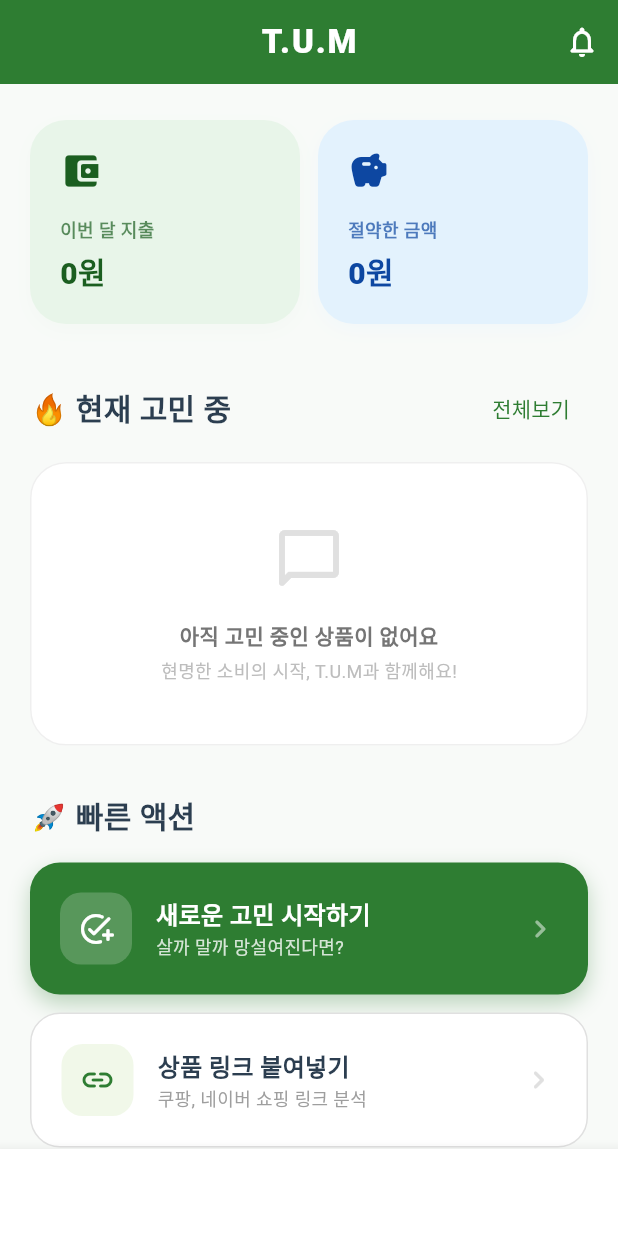
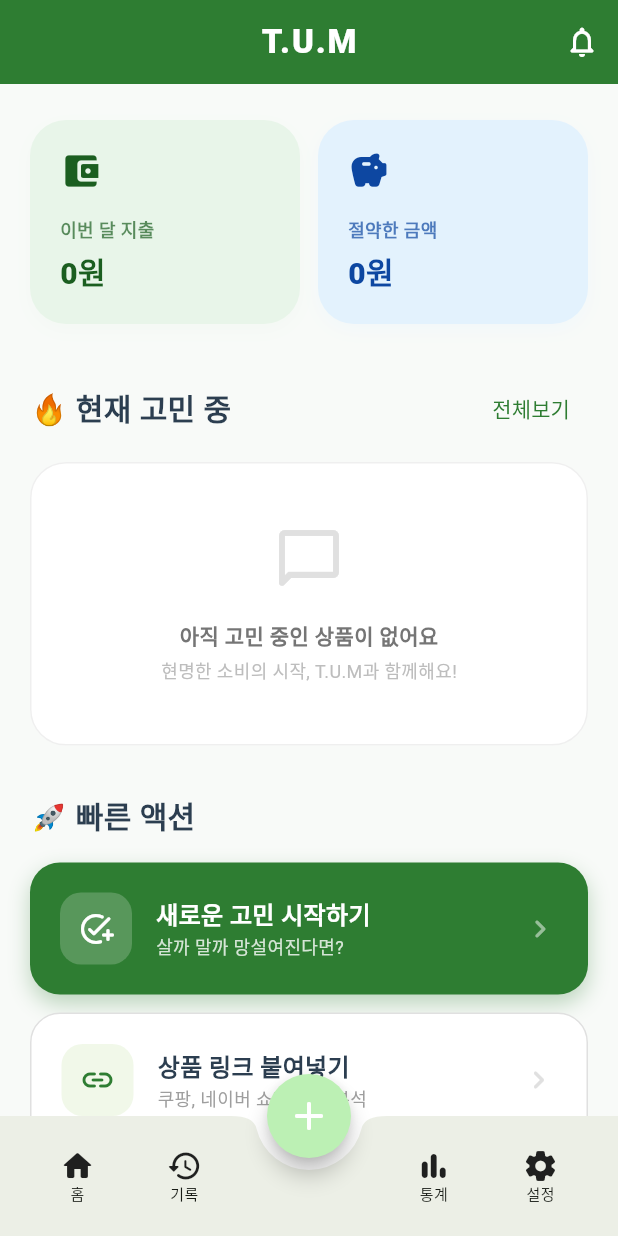
Before and after one commit to kimhyunseo/tum, a Flutter app: the screen it shows after launch, on a phone screen of 412 x 824 dp. Run offline on Flutter 3.47's test engine with Material 3 defaults, Android fonts, the phone set to English and light mode, and no system bars; our stand-ins replace equatable, firebase_core, fl_chart, flutter_local_notifications, flutter_riverpod, flutter_timezone and 5 more; missing offline and left inert: receive_sharing_intent; accounts and stored records are empty; generated files the repository leaves out were written again; statements that could not run were skipped.

Commit message:
한국어: 하단 FAB 추가 및 물건 추가 옵션 시트 구현

```diff
--- a/tum/lib/src/features/tum/presentation/ui/tum_root_page.dart
+++ b/tum/lib/src/features/tum/presentation/ui/tum_root_page.dart
@@ -5,6 +5,17 @@ import 'record_page.dart';
 import 'stats_page.dart';
 import 'goal_page.dart';
 import 'settings_page.dart';
+
+class TumRootPage extends StatefulWidget {
+  const TumRootPage({super.key});
+
+  @override
+  State<TumRootPage> createState() => _TumRootPageState();
+}
+
+import 'package:tum/src/core/theme/app_colors.dart';
+import 'purchase_attempt_page.dart';
+import 'link_import_page.dart';
 
 class TumRootPage extends StatefulWidget {
   const TumRootPage({super.key});
@@ -40,18 +51,133 @@ class _TumRootPageState extends State<TumRootPage> {
   @override
   Widget build(BuildContext context) {
     return Scaffold(
-      body: _pages[_index],
-      bottomNavigationBar: BottomNavigationBar(
-        currentIndex: _index,
-        onTap: (i) => setState(() => _index = i),
-        items: const [
-          BottomNavigationBarItem(icon: Icon(Icons.home), label: '홈'),
-          BottomNavigationBarItem(icon: Icon(Icons.list), label: '기록'),
-          BottomNavigationBarItem(icon: Icon(Icons.bar_chart), label: '통계'),
-          BottomNavigationBarItem(icon: Icon(Icons.flag), label: '목표'),
-          BottomNavigationBarItem(icon: Icon(Icons.settings), label: '설정'),
+      body: IndexedStack(index: _index, children: _pages),
+      floatingActionButtonLocation: FloatingActionButtonLocation.centerDocked,
+      floatingActionButton: FloatingActionButton(
+        onPressed: () => _showAddOptions(context),
+        backgroundColor: AppColors.primary,
+        foregroundColor: Colors.white,
+        shape: const CircleBorder(),
+        child: const Icon(Icons.add_rounded, size: 32),
+      ),
+      bottomNavigationBar: BottomAppBar(
+        shape: const CircularNotchedRectangle(),
+        notchMargin: 8.0,
+        clipBehavior: Clip.antiAlias,
+        child: Row(
+          mainAxisAlignment: MainAxisAlignment.spaceAround,
+          children: [
+            _navItem(Icons.home_rounded, '홈', 0),
+            _navItem(Icons.history_rounded, '기록', 1),
+            const SizedBox(width: 48), // FAB 공간
+            _navItem(Icons.bar_chart_rounded, '통계', 2),
+            _navItem(Icons.settings_rounded, '설정', 4),
+          ],
+        ),
+      ),
+    );
+  }
+
+  Widget _navItem(IconData icon, String label, int targetIndex) {
+    final isSelected = _index == targetIndex;
+    return InkWell(
+      onTap: () => setState(() => _index = targetIndex),
+      child: Column(
+        mainAxisSize: MainAxisSize.min,
+        children: [
+          Icon(icon, color: isSelected ? AppColors.primary : Colors.grey),
+          Text(label, style: TextStyle(fontSize: 10, color: isSelected ? AppColors.primary : Colors.grey)),
         ],
       ),
     );
   }
+
+  void _showAddOptions(BuildContext context) {
+    showModalBottomSheet(
+      context: context,
+      shape: const RoundedRectangleBorder(
+        borderRadius: BorderRadius.vertical(top: Radius.circular(24)),
+      ),
+      builder: (context) => SafeArea(
+        child: Padding(
+          padding: const EdgeInsets.symmetric(vertical: 24, horizontal: 20),
+          child: Column(
+            mainAxisSize: MainAxisSize.min,
+            children: [
+              const Text('새로운 고민 시작하기',
+                style: TextStyle(fontSize: 18, fontWeight: FontWeight.bold)),
+              const SizedBox(height: 24),
+              _addOptionTile(
+                context,
+                title: '직접 입력하기',
+                subtitle: '상품 이름과 가격을 직접 입력합니다',
+                icon: Icons.edit_note_rounded,
+                color: AppColors.primary,
+                onTap: () {
+                  Navigator.pop(context);
+                  Navigator.push(context, MaterialPageRoute(builder: (_) => const PurchaseAttemptPage()));
+                },
+              ),
+              const SizedBox(height: 12),
+              _addOptionTile(
+                context,
+                title: '링크 붙여넣기',
+                subtitle: '상품 링크를 분석해 자동으로 입력합니다',
+                icon: Icons.link_rounded,
+                color: AppColors.savings,
+                onTap: () {
+                  Navigator.pop(context);
+                  Navigator.push(context, MaterialPageRoute(builder: (_) => const LinkInputPage()));
+                },
+              ),
+            ],
+          ),
+        ),
+      ),
+    );
+  }
+
+  Widget _addOptionTile(
+    BuildContext context, {
+    required String title,
+    required String subtitle,
+    required IconData icon,
+    required Color color,
+    required VoidCallback onTap,
+  }) {
+    return InkWell(
+      onTap: onTap,
+      borderRadius: BorderRadius.circular(16),
+      child: Container(
+        padding: const EdgeInsets.all(16),
+        decoration: BoxDecoration(
+          border: Border.all(color: Colors.grey.withValues(alpha: 0.2)),
+          borderRadius: BorderRadius.circular(16),
+        ),
+        child: Row(
+          children: [
+            Container(
+              padding: const EdgeInsets.all(12),
+              decoration: BoxDecoration(
+                color: color.withValues(alpha: 0.1),
+                borderRadius: BorderRadius.circular(12),
+              ),
+              child: Icon(icon, color: color),
+            ),
+            const SizedBox(width: 16),
+            Expanded(
+              child: Column(
+                crossAxisAlignment: CrossAxisAlignment.start,
+                children: [
+                  Text(title, style: const TextStyle(fontWeight: FontWeight.bold, fontSize: 16)),
+                  Text(subtitle, style: TextStyle(color: Colors.grey[600], fontSize: 12)),
+                ],
+              ),
+            ),
+            const Icon(Icons.chevron_right_rounded, color: Colors.grey),
+          ],
+        ),
+      ),
+    );
+  }
 }
```
